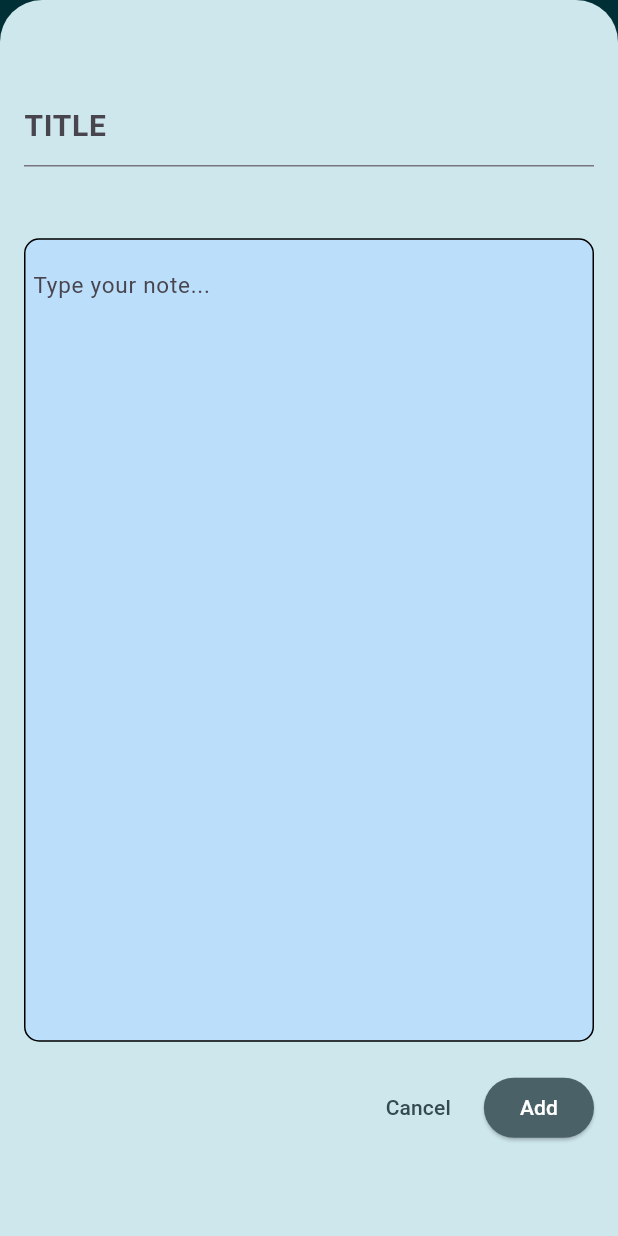
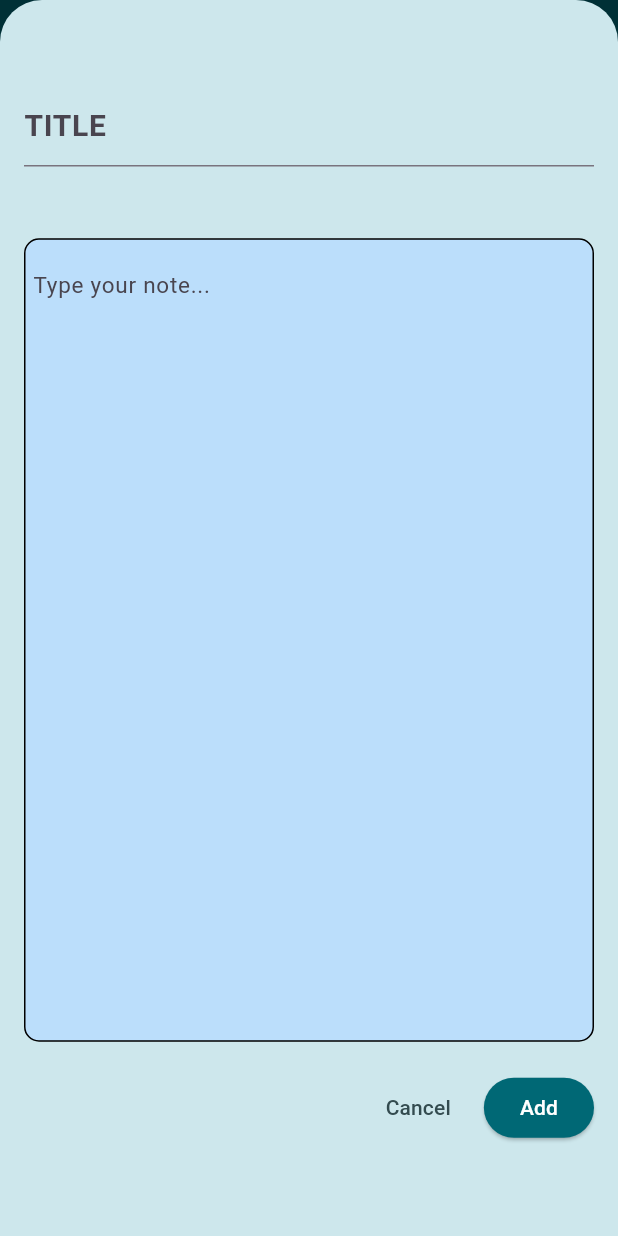
Before and after one commit to Duraisingh-J/notes, a Flutter app: the screen it shows after launch, after a tap on the "add" icon, on a phone screen of 412 x 824 dp. Run offline on Flutter 3.47's test engine with Material 3 defaults, Android fonts, the phone set to English and light mode, and no system bars; our stand-ins replace google_fonts.

Commit message:
Padding is fixed in the notes list.

```diff
--- a/lib/main.dart
+++ b/lib/main.dart
@@ -41,7 +41,7 @@ void main() {
     theme: ThemeData().copyWith(
       appBarTheme: AppBarTheme(
         backgroundColor: kColorScheme.primary,
-        foregroundColor: kColorScheme.onSecondary,
+        foregroundColor: kColorScheme.onPrimary,
         titleTextStyle: TextStyle(fontSize: 25)
       ),
       scaffoldBackgroundColor: kColorScheme.secondaryContainer,
@@ -54,8 +54,8 @@ void main() {
       ),
       elevatedButtonTheme: ElevatedButtonThemeData(
         style: ElevatedButton.styleFrom(
-          backgroundColor: kColorScheme.secondary,
-          foregroundColor: kColorScheme.onSecondary
+          backgroundColor: kColorScheme.primary,
+          foregroundColor: kColorScheme.onPrimary
         )
       ),
       textButtonTheme: TextButtonThemeData(
--- a/lib/widgets/notes.dart
+++ b/lib/widgets/notes.dart
@@ -55,7 +55,7 @@ class Notes extends StatelessWidget {
                 Divider(thickness: 2),
                 Align(
                   alignment: Alignment.centerLeft,
-                  child: AutoSizeText(note.content, maxLines: 6),
+                  child: AutoSizeText(note.content, maxLines: 5),
                 ),
                 Spacer(),
                 Align(
--- a/lib/widgets/notes_list.dart
+++ b/lib/widgets/notes_list.dart
@@ -14,15 +14,19 @@ class NotesList extends StatelessWidget {
     //     Notes(noteList[index])
     //   ,
     // );
-    return GridView.builder(
+    return Container(
+      padding: EdgeInsets.all(10),
+      child: GridView.builder(
         gridDelegate: SliverGridDelegateWithMaxCrossAxisExtent(
           maxCrossAxisExtent: 200,
           mainAxisSpacing: 10,
           crossAxisSpacing: 10,
           childAspectRatio: 1,
+
         ),
         itemCount: noteList.length,
         itemBuilder: (context, index) => Notes(noteList[index]),
+      ),
     );
   }
 }
--- a/lib/widgets/notes_screen.dart
+++ b/lib/widgets/notes_screen.dart
@@ -46,14 +46,17 @@ class _NotesScreen extends State<NotesScreen> {
 
   @override
   Widget build(BuildContext context) {
+    final navigationBarlength = MediaQuery.of(context).padding.bottom;
     return Scaffold(
       appBar: AppBar(title: Text('Notes')),
       body: Column(
         children: [
-          SizedBox(height: 20,),
+          SizedBox(height: 20),
           Expanded(child: NotesList(notes)),
           Container(
-            margin: EdgeInsets.all(10),
+            margin: navigationBarlength > 0
+                ? EdgeInsets.all(40)
+                : EdgeInsets.all(10),
             child: FloatingActionButton(
               onPressed: _openToAddNote,
               child: Icon(Icons.add),
```
Lines whose indentation alone changed are shown as unchanged.
